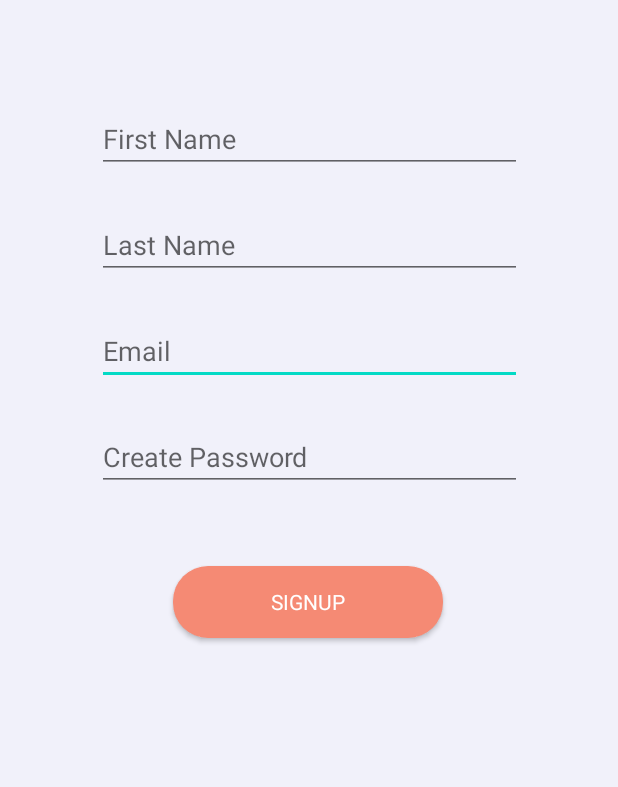
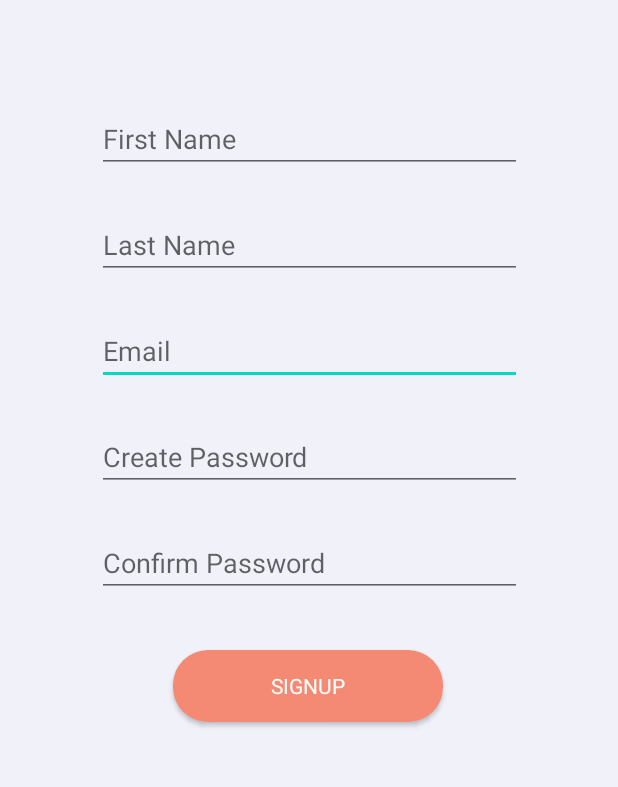
Before and after one commit to eshankd/GetPet, an Android app: the SignUp screen opened directly, with no data from a screen before it, after a tap on "SIGNUP", on a phone screen of 412 x 824 dp, the part 425-1212 px from its top. Run offline under Robolectric (Android 15) with nearby library versions, the phone set to English and light mode, and no system bars; our stand-ins replace Firebase (no records; nobody signed in at launch, a user with empty details on screens opened directly); Roboto replaces fonts that are not available here.

Commit message:
Added Confirm Password check in SignUp

```diff
--- a/app/src/main/java/com/example/getpet/SignUp.java
+++ b/app/src/main/java/com/example/getpet/SignUp.java
@@ -10,6 +10,7 @@ import android.util.Log;
 import android.view.View;
 import android.widget.Button;
 import android.widget.EditText;
+import android.widget.TextView;
 import android.widget.Toast;
 
 import com.google.android.gms.auth.api.signin.GoogleSignIn;
@@ -34,6 +35,8 @@ import java.util.HashMap;
 import java.util.Map;
 import java.util.Objects;
 
+import static java.lang.String.valueOf;
+
 public class SignUp extends AppCompatActivity {
 
     private FirebaseAuth auth;
@@ -43,9 +46,9 @@ public class SignUp extends AppCompatActivity {
     private EditText fNameIn;
     private EditText lNameIn;
     private EditText emailIn;
+    private TextView notMatch;
     private EditText passwordIn;
-    private GoogleSignInClient gSignInClient;
-    private Button gSignUpBTN;
+    private EditText confirmPassword;
     private static final int RC_SIGN_IN = 9001;
 
     @Override
@@ -56,62 +59,11 @@ public class SignUp extends AppCompatActivity {
         auth = FirebaseAuth.getInstance();
         fStore = FirebaseFirestore.getInstance();
 
-//        gSignUpBTN = findViewById(R.id.googleSignIn);
-//
-//        GoogleSignInOptions gso = new GoogleSignInOptions.Builder(GoogleSignInOptions.DEFAULT_SIGN_IN)
-//                .requestIdToken(getString(R.string.default_web_client_id))
-//                .requestEmail()
-//                .build();
-//
-//        gSignInClient = GoogleSignIn.getClient(this, gso);
+
 
         signup();
-        //googleSignUp();
     }
 
-//    private void googleSignUp(){
-//
-//        gSignUpBTN.setOnClickListener(new View.OnClickListener() {
-//            @Override
-//            public void onClick(View v) {
-//                Intent signInIntent = gSignInClient.getSignInIntent();
-//                startActivity(signInIntent);
-//            }
-//        });
-//    }
-//
-//    @Override
-//    protected void onActivityResult(int requestCode, int resultCode, @Nullable Intent data) {
-//        super.onActivityResult(requestCode, resultCode, data);
-//
-//        if (requestCode == RC_SIGN_IN){
-//            Task<GoogleSignInAccount> task = GoogleSignIn.getSignedInAccountFromIntent(data);
-//            try{
-//                GoogleSignInAccount account = task.getResult(ApiException.class);
-//                Log.d(TAG, "firebaseAuthWithGoogle" + account.getId());
-//                firebaseAuthWithGoogle(account.getId());
-//            } catch( ApiException e){
-//                Log.w(TAG, "Google sign in failed", e);
-//            }
-//        }
-//    }
-//
-//    private void firebaseAuthWithGoogle(String idToken){
-//        AuthCredential credential = GoogleAuthProvider.getCredential(idToken,null);
-//        auth.signInWithCredential(credential)
-//                .addOnCompleteListener(this, new OnCompleteListener<AuthResult>() {
-//                    @Override
-//                    public void onComplete(@NonNull Task<AuthResult> task) {
-//                        if (task.isSuccessful()){
-//                            Log.d(TAG, "signInWithCredential : success");
-//                            Toast.makeText(SignUp.this, "Signed in successfully", Toast.LENGTH_SHORT).show();
-//                        }else{
-//                            Log.w(TAG, "signInWithCredential : fail", task.getException());
-//
-//                        }
-//                    }
-//                });
-//    }
 
     private void signup() {
         Button signupBTN = findViewById(R.id.signup);
@@ -123,6 +75,22 @@ public class SignUp extends AppCompatActivity {
                 lNameIn = findViewById(R.id.signUpLname);
                 emailIn = findViewById(R.id.signUpEmail);
                 passwordIn = findViewById(R.id.signUpPassword);
+                confirmPassword = findViewById(R.id.confirmPassword);
+                notMatch = findViewById(R.id.notMatch);
+
+
+                if (!passwordIn.getText().toString().equals(confirmPassword.getText().toString())) {
+                    notMatch.setText("Passwords do not match!");
+                }
+
+                else if(fNameIn.getText().toString() == "" || lNameIn.getText().toString() == "" || emailIn.getText().toString() == ""|| passwordIn.getText().toString() == "")
+                {
+                    notMatch.setText("Please fill in all the details");
+                }
+
+
+
+                else {
 
                     final String email = emailIn.getText().toString();
                     final String password = passwordIn.getText().toString();
@@ -130,23 +98,23 @@ public class SignUp extends AppCompatActivity {
                     final String lName = lNameIn.getText().toString();
                     final String[] adopted = {};
 
-                auth.createUserWithEmailAndPassword(email,password).addOnCompleteListener(SignUp.this, new OnCompleteListener<AuthResult>() {
+                    auth.createUserWithEmailAndPassword(email, password).addOnCompleteListener(SignUp.this, new OnCompleteListener<AuthResult>() {
                         @Override
                         public void onComplete(@NonNull Task<AuthResult> task) {
-                        if(task.isSuccessful()){
+                            if (task.isSuccessful()) {
                                 Toast.makeText(SignUp.this, "Account successfully created", Toast.LENGTH_SHORT).show();
                                 userid = Objects.requireNonNull(auth.getCurrentUser()).getUid();
                                 DocumentReference docref = fStore.collection("users").document(userid);
-                            Map<String,Object> user = new HashMap<>();
-                            user.put("fName",fName);
-                            user.put("lName",lName);
-                            user.put("email",email);
-                            user.put("pwd",password);
+                                Map<String, Object> user = new HashMap<>();
+                                user.put("fName", fName);
+                                user.put("lName", lName);
+                                user.put("email", email);
+                                user.put("pwd", password);
                                 user.put("adopted", adopted);
                                 docref.set(user).addOnSuccessListener(new OnSuccessListener<Void>() {
                                     @Override
                                     public void onSuccess(Void aVoid) {
-                                    Log.d(TAG,"onSuccess: user Profile is created for " + userid);
+                                        Log.d(TAG, "onSuccess: user Profile is created for " + userid);
                                     }
                                 }).addOnFailureListener(new OnFailureListener() {
                                     @Override
@@ -155,13 +123,12 @@ public class SignUp extends AppCompatActivity {
                                     }
                                 });
                                 startActivity(new Intent(SignUp.this, AdoptFoster.class));
-                        }
-                        else{
-                            Query emailQuery = fStore.collection("users").whereEqualTo("email",email);
+                            } else {
+                                Query emailQuery = fStore.collection("users").whereEqualTo("email", email);
                                 emailQuery.get().addOnCompleteListener(new OnCompleteListener<QuerySnapshot>() {
                                     @Override
                                     public void onComplete(@NonNull Task<QuerySnapshot> task) {
-                                    if(task.isSuccessful()) {
+                                        if (task.isSuccessful()) {
                                             Toast.makeText(SignUp.this, "Email-id already in use", Toast.LENGTH_SHORT).show();
                                         }
                                     }
@@ -172,6 +139,7 @@ public class SignUp extends AppCompatActivity {
                     });
 
                 }
+            }
         });
     }
 }
--- a/app/src/main/res/layout/activity_sign_up.xml
+++ b/app/src/main/res/layout/activity_sign_up.xml
@@ -14,7 +14,7 @@
         android:background="#F1F1FA"
         tools:context=".MainActivity"
         tools:layout_editor_absoluteX="0dp"
-        tools:layout_editor_absoluteY="47dp">
+        tools:layout_editor_absoluteY="0dp">
 
         <TextView
             android:id="@+id/logo4"
@@ -43,7 +43,7 @@
             android:id="@+id/signup"
             android:layout_width="180dp"
             android:layout_height="wrap_content"
-            android:layout_marginTop="50dp"
+            android:layout_marginTop="8dp"
             android:background="@drawable/button_design"
             android:fontFamily="@font/alike_angular"
             android:text="SignUp"
@@ -51,7 +51,7 @@
             app:layout_constraintEnd_toEndOf="parent"
             app:layout_constraintHorizontal_bias="0.497"
             app:layout_constraintStart_toStartOf="parent"
-            app:layout_constraintTop_toBottomOf="@+id/signUpPassword" />
+            app:layout_constraintTop_toBottomOf="@+id/notMatch" />
 
         <EditText
             android:id="@+id/signUpEmail"
@@ -78,6 +78,18 @@
             app:layout_constraintTop_toBottomOf="@+id/signUpEmail" />
 
         <EditText
+            android:id="@+id/confirmPassword"
+            android:layout_width="283dp"
+            android:layout_height="wrap_content"
+            android:layout_marginTop="25dp"
+            android:ems="10"
+            android:hint="@string/confirmPassword"
+            android:inputType="textPersonName"
+            app:layout_constraintEnd_toEndOf="parent"
+            app:layout_constraintStart_toStartOf="parent"
+            app:layout_constraintTop_toBottomOf="@+id/signUpPassword" />
+
+        <EditText
             android:id="@+id/signUpFname"
             android:layout_width="283dp"
             android:layout_height="wrap_content"
@@ -101,6 +113,16 @@
             app:layout_constraintStart_toStartOf="parent"
             app:layout_constraintTop_toBottomOf="@+id/signUpFname" />
 
+        <TextView
+            android:id="@+id/notMatch"
+            android:layout_width="wrap_content"
+            android:layout_height="wrap_content"
+            android:layout_marginTop="8dp"
+            app:layout_constraintEnd_toEndOf="parent"
+            app:layout_constraintHorizontal_bias="0.498"
+            app:layout_constraintStart_toStartOf="parent"
+            app:layout_constraintTop_toBottomOf="@+id/confirmPassword" />
+
     </androidx.constraintlayout.widget.ConstraintLayout>
 
 </androidx.constraintlayout.widget.ConstraintLayout>
--- a/app/src/main/res/values/strings.xml
+++ b/app/src/main/res/values/strings.xml
@@ -34,5 +34,6 @@
     <string name="trending"> Trending </string>
     <string name="gender">Gender:</string>
     <string name="name">Name:</string>
+    <string name = "confirmPassword"> Confirm Password</string>
 
 </resources>
```
Lines whose indentation alone changed are shown as unchanged.
